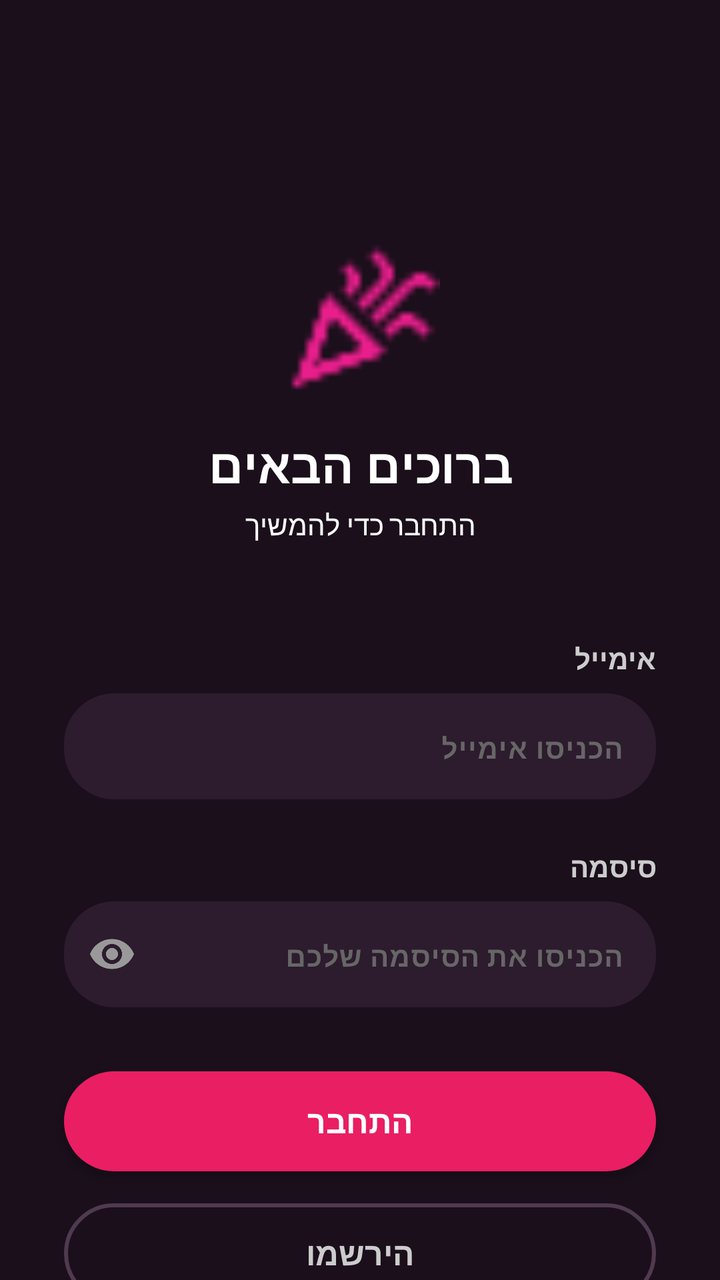
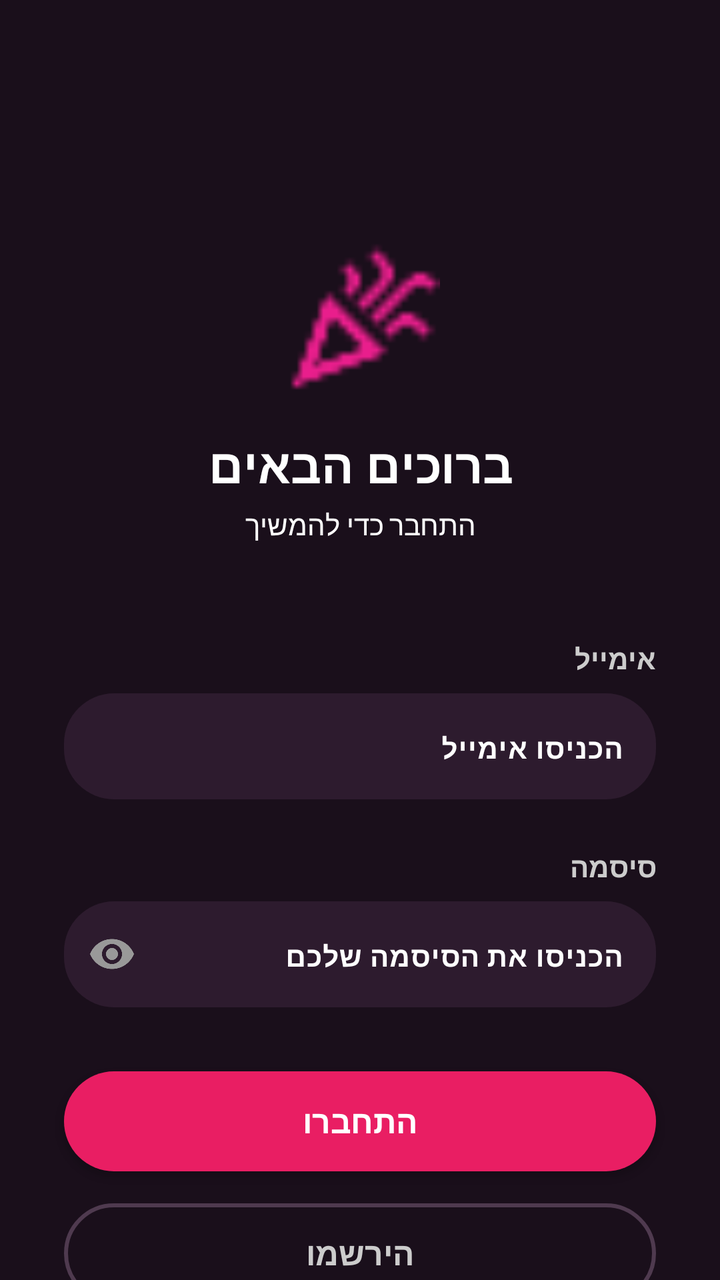

Two renders of the same Android screen: before a commit and after it. Below are the layout's source before the change and the commit's diff.
<!-- AndroidManifest.xml: application theme Theme.PartyLife -->
<!-- res/layout/activity_main.xml -->
<?xml version="1.0" encoding="utf-8"?>
<androidx.constraintlayout.widget.ConstraintLayout
    xmlns:android="http://schemas.android.com/apk/res/android"
    xmlns:app="http://schemas.android.com/apk/res-auto"
    xmlns:tools="http://schemas.android/tools"
    android:layout_width="match_parent"
    android:layout_height="match_parent"
    android:id="@+id/main"
    android:background="#1A0F1B">

    <ImageView
        android:id="@+id/logoIcon"
        android:layout_width="80dp"
        android:layout_height="80dp"
        android:layout_marginTop="120dp"
        android:src="@drawable/logo"
        android:contentDescription="logo"
        app:layout_constraintTop_toTopOf="parent"
        app:layout_constraintStart_toStartOf="parent"
        app:layout_constraintEnd_toEndOf="parent"
        app:tint="#E91E8C" />

    <TextView
        android:id="@+id/titleText"
        android:layout_width="wrap_content"
        android:layout_height="wrap_content"
        android:layout_marginTop="16dp"
        android:text="ברוכים הבאים"
        android:textStyle="bold"
        android:textSize="24sp"
        android:textColor="#FFFFFF"
        android:fontFamily="sans-serif-medium"
        app:layout_constraintTop_toBottomOf="@id/logoIcon"
        app:layout_constraintStart_toStartOf="parent"
        app:layout_constraintEnd_toEndOf="parent" />

    <TextView
        android:id="@+id/subtitleText"
        android:layout_width="wrap_content"
        android:layout_height="wrap_content"
        android:layout_marginTop="4dp"
        android:text="התחבר כדי להמשיך"
        android:textSize="14sp"
        android:textColor="@color/white"
        app:layout_constraintTop_toBottomOf="@id/titleText"
        app:layout_constraintStart_toStartOf="parent"
        app:layout_constraintEnd_toEndOf="parent" />

    <TextView
        android:id="@+id/nameLabel"
        android:layout_width="0dp"
        android:layout_height="wrap_content"
        android:layout_marginStart="32dp"
        android:layout_marginEnd="32dp"
        android:layout_marginTop="48dp"
        android:text="אימייל"
        android:textStyle="bold"
        android:textSize="14sp"
        android:textColor="#CCCCCC"
        android:gravity="right"
        app:layout_constraintTop_toBottomOf="@id/subtitleText"
        app:layout_constraintStart_toStartOf="parent"
        app:layout_constraintEnd_toEndOf="parent" />

    <com.google.android.material.textfield.TextInputLayout
        android:id="@+id/tilFirstName"
        android:layout_width="0dp"
        android:layout_height="wrap_content"
        android:layout_marginStart="32dp"
        android:layout_marginEnd="32dp"
        android:layout_marginTop="8dp"
        android:hint="הכניסו אימייל"
        android:textColorHint="#666666"
        android:layoutDirection="rtl"
        app:boxBackgroundColor="#2D1B2E"
        app:boxBackgroundMode="filled"
        app:boxCornerRadiusBottomEnd="25dp"
        app:boxCornerRadiusBottomStart="25dp"
        app:boxCornerRadiusTopEnd="25dp"
        app:boxCornerRadiusTopStart="25dp"
        app:boxStrokeWidth="0dp"
        app:hintTextColor="#666666"
        app:layout_constraintTop_toBottomOf="@id/nameLabel"
        app:layout_constraintStart_toStartOf="parent"
        app:layout_constraintEnd_toEndOf="parent">

        <com.google.android.material.textfield.TextInputEditText
            android:id="@+id/emailInputLogin"
            android:layout_width="match_parent"
            android:layout_height="wrap_content"
            android:inputType="textEmailAddress"
            android:textColor="#FFFFFF"
            android:textColorHint="#666666"
            android:textSize="14sp"
            android:textStyle="bold"
            android:gravity="right"
            android:textDirection="rtl"
            android:imeOptions="actionNext"
            android:minHeight="50dp" />

    </com.google.android.material.textfield.TextInputLayout>

    <TextView
        android:id="@+id/passwordLabel"
        android:layout_width="0dp"
        android:layout_height="wrap_content"
        android:layout_marginStart="32dp"
        android:layout_marginEnd="32dp"
        android:layout_marginTop="24dp"
        android:text="סיסמה"
        android:textStyle="bold"
        android:textSize="14sp"
        android:textColor="#CCCCCC"
        android:gravity="right"
        app:layout_constraintTop_toBottomOf="@id/tilFirstName"
        app:layout_constraintStart_toStartOf="parent"
        app:layout_constraintEnd_toEndOf="parent" />

    <com.google.android.material.textfield.TextInputLayout
        android:id="@+id/tilPassword"
        android:layout_width="0dp"
        android:layout_height="wrap_content"
        android:layout_marginStart="32dp"
        android:layout_marginEnd="32dp"
        android:layout_marginTop="8dp"
        android:hint="הכניסו את הסיסמה שלכם"
        android:textColorHint="#666666"
        android:layoutDirection="rtl"
        app:boxBackgroundColor="#2D1B2E"
        app:boxBackgroundMode="filled"
        app:boxCornerRadiusBottomEnd="25dp"
        app:boxCornerRadiusBottomStart="25dp"
        app:boxCornerRadiusTopEnd="25dp"
        app:boxCornerRadiusTopStart="25dp"
        app:boxStrokeWidth="0dp"
        app:endIconMode="password_toggle"
        app:endIconTint="#999999"
        app:hintTextColor="#666666"
        app:layout_constraintTop_toBottomOf="@id/passwordLabel"
        app:layout_constraintStart_toStartOf="parent"
        app:layout_constraintEnd_toEndOf="parent">

        <com.google.android.material.textfield.TextInputEditText
            android:id="@+id/passwordInput"
            android:layout_width="match_parent"
            android:layout_height="wrap_content"
            android:inputType="textPassword|textNoSuggestions"
            android:textColor="#FFFFFF"
            android:textColorHint="#666666"
            android:textSize="14sp"
            android:textStyle="bold"
            android:gravity="right"
            android:textDirection="rtl"
            android:imeOptions="actionDone"
            android:minHeight="50dp" />

    </com.google.android.material.textfield.TextInputLayout>

    <androidx.appcompat.widget.AppCompatButton
        android:id="@+id/loginButton"
        android:layout_width="0dp"
        android:layout_height="50dp"
        android:layout_marginStart="32dp"
        android:layout_marginEnd="32dp"
        android:layout_marginTop="32dp"
        android:text="התחבר"
        android:textSize="16sp"
        android:textStyle="bold"
        android:textColor="#FFFFFF"
        android:background="@drawable/button_gradient"
        android:fontFamily="sans-serif-medium"
        app:layout_constraintTop_toBottomOf="@id/tilPassword"
        app:layout_constraintStart_toStartOf="parent"
        app:layout_constraintEnd_toEndOf="parent" />

    <androidx.appcompat.widget.AppCompatButton
        android:id="@+id/registerButton"
        android:layout_width="0dp"
        android:layout_height="50dp"
        android:layout_marginStart="32dp"
        android:layout_marginEnd="32dp"
        android:layout_marginTop="16dp"
        android:text="הירשמו"
        android:textStyle="bold"
        android:textSize="16sp"
        android:textColor="#CCCCCC"
        android:background="@drawable/button_outline"
        android:fontFamily="sans-serif-medium"
        app:layout_constraintTop_toBottomOf="@id/loginButton"
        app:layout_constraintStart_toStartOf="parent"
        app:layout_constraintEnd_toEndOf="parent" />

</androidx.constraintlayout.widget.ConstraintLayout>
<!-- resources referenced by this layout -->
<resources>
  <color name="white">#FFFFFFFF</color>
  <!-- drawable button_gradient (drawable) -->
  <?xml version="1.0" encoding="utf-8"?>
  <shape xmlns:android="http://schemas.android.com/apk/res/android">
      <gradient
          android:startColor="#E91E63"
          android:endColor="#E91E63"
          android:angle="0"/>
      <corners android:radius="25dp"/>
  </shape>
  <!-- drawable button_outline (drawable) -->
  <?xml version="1.0" encoding="utf-8"?>
  <shape xmlns:android="http://schemas.android.com/apk/res/android"
      android:shape="rectangle">
      <solid android:color="@android:color/transparent"/> <corners android:radius="25dp"/> <stroke
      android:width="2dp"
  
      android:color="#4F3A4F"
  
      /> </shape>
  <!-- drawable logo: png bitmap (drawable, 761 bytes) -->
  <style name="Theme.PartyLife" parent="Base.Theme.PartyLife" />
  <style name="Base.Theme.PartyLife" parent="Theme.Material3.DayNight.NoActionBar">
          
          
  
      </style>
</resources>

<!-- the commit's change to res/layout/activity_main.xml (unified diff, before → after) -->
@@ -2,7 +2,7 @@
 <androidx.constraintlayout.widget.ConstraintLayout
     xmlns:android="http://schemas.android.com/apk/res/android"
     xmlns:app="http://schemas.android.com/apk/res-auto"
-    xmlns:tools="http://schemas.android/tools"
+    xmlns:tools="http://schemas.android.com/tools"
     android:layout_width="match_parent"
     android:layout_height="match_parent"
     android:id="@+id/main"
@@ -41,6 +41,7 @@
         android:layout_marginTop="4dp"
         android:text="התחבר כדי להמשיך"
         android:textSize="14sp"
+        
         android:textColor="@color/white"
         app:layout_constraintTop_toBottomOf="@id/titleText"
         app:layout_constraintStart_toStartOf="parent"
@@ -70,7 +71,6 @@
         android:layout_marginEnd="32dp"
         android:layout_marginTop="8dp"
         android:hint="הכניסו אימייל"
-        android:textColorHint="#666666"
         android:layoutDirection="rtl"
         app:boxBackgroundColor="#2D1B2E"
         app:boxBackgroundMode="filled"
@@ -79,18 +79,16 @@
         app:boxCornerRadiusTopEnd="25dp"
         app:boxCornerRadiusTopStart="25dp"
         app:boxStrokeWidth="0dp"
-        app:hintTextColor="#666666"
         app:layout_constraintTop_toBottomOf="@id/nameLabel"
         app:layout_constraintStart_toStartOf="parent"
-        app:layout_constraintEnd_toEndOf="parent">
+        app:layout_constraintEnd_toEndOf="parent"
+        style="@style/ThemeOverlay.App.TextInputLayout.WhiteText">
 
         <com.google.android.material.textfield.TextInputEditText
             android:id="@+id/emailInputLogin"
             android:layout_width="match_parent"
             android:layout_height="wrap_content"
             android:inputType="textEmailAddress"
-            android:textColor="#FFFFFF"
-            android:textColorHint="#666666"
             android:textSize="14sp"
             android:textStyle="bold"
             android:gravity="right"
@@ -124,7 +122,6 @@
         android:layout_marginEnd="32dp"
         android:layout_marginTop="8dp"
         android:hint="הכניסו את הסיסמה שלכם"
-        android:textColorHint="#666666"
         android:layoutDirection="rtl"
         app:boxBackgroundColor="#2D1B2E"
         app:boxBackgroundMode="filled"
@@ -135,18 +132,16 @@
         app:boxStrokeWidth="0dp"
         app:endIconMode="password_toggle"
         app:endIconTint="#999999"
-        app:hintTextColor="#666666"
         app:layout_constraintTop_toBottomOf="@id/passwordLabel"
         app:layout_constraintStart_toStartOf="parent"
-        app:layout_constraintEnd_toEndOf="parent">
+        app:layout_constraintEnd_toEndOf="parent"
+        style="@style/ThemeOverlay.App.TextInputLayout.WhiteText">
 
         <com.google.android.material.textfield.TextInputEditText
             android:id="@+id/passwordInput"
             android:layout_width="match_parent"
             android:layout_height="wrap_content"
             android:inputType="textPassword|textNoSuggestions"
-            android:textColor="#FFFFFF"
-            android:textColorHint="#666666"
             android:textSize="14sp"
             android:textStyle="bold"
             android:gravity="right"
@@ -163,7 +158,7 @@
         android:layout_marginStart="32dp"
         android:layout_marginEnd="32dp"
         android:layout_marginTop="32dp"
-        android:text="התחבר"
+        android:text="התחברו"
         android:textSize="16sp"
         android:textStyle="bold"
         android:textColor="#FFFFFF"
<!-- resource entries referenced after the edit -->
@@ -21,10 +21,13 @@
   
       /> </shape>
   <!-- drawable logo: png bitmap (drawable, 761 bytes) -->
+  <style name="ThemeOverlay.App.TextInputLayout.WhiteText" parent="">
+          <item name="android:textColorPrimary">#FFFFFF</item>
+          <item name="android:textColorHint">#FFFFFF</item> 
+      </style>
   <style name="Theme.PartyLife" parent="Base.Theme.PartyLife" />
-  <style name="Base.Theme.PartyLife" parent="Theme.Material3.DayNight.NoActionBar">
-          
-          
+  <style name="Base.Theme.PartyLife" parent="Theme.Material3.Dark.NoActionBar">
+        
   
       </style>
 </resources>
